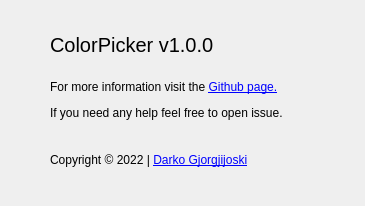
Before: the Qt Designer form src/dialogabout.ui in gdarko/ColorPicker, drawn with Qt 5.
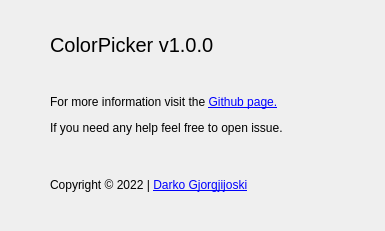
After: the same form once the commit is applied.

Commit message: Update about dialog and button sizes on main window

```diff
--- a/src/dialogabout.ui
+++ b/src/dialogabout.ui
@@ -6,8 +6,8 @@
    <rect>
     <x>0</x>
     <y>0</y>
-    <width>365</width>
-    <height>206</height>
+    <width>385</width>
+    <height>231</height>
    </rect>
   </property>
   <property name="windowTitle">
@@ -36,9 +36,9 @@
    <property name="geometry">
     <rect>
      <x>50</x>
-     <y>70</y>
+     <y>80</y>
      <width>281</width>
-     <height>61</height>
+     <height>71</height>
     </rect>
    </property>
    <property name="text">
@@ -52,9 +52,9 @@
    <property name="geometry">
     <rect>
      <x>50</x>
-     <y>130</y>
+     <y>160</y>
      <width>281</width>
-     <height>61</height>
+     <height>51</height>
     </rect>
    </property>
    <property name="text">
```
The commit also changes 1 other file.
